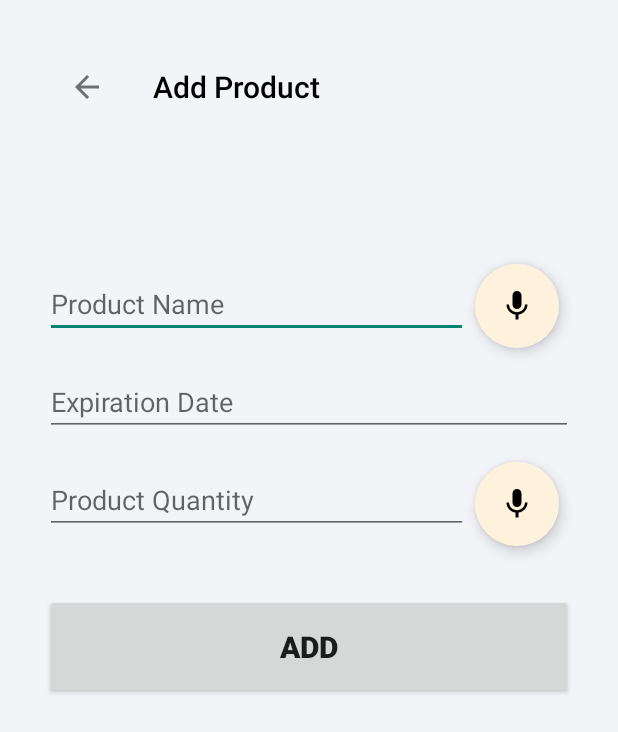
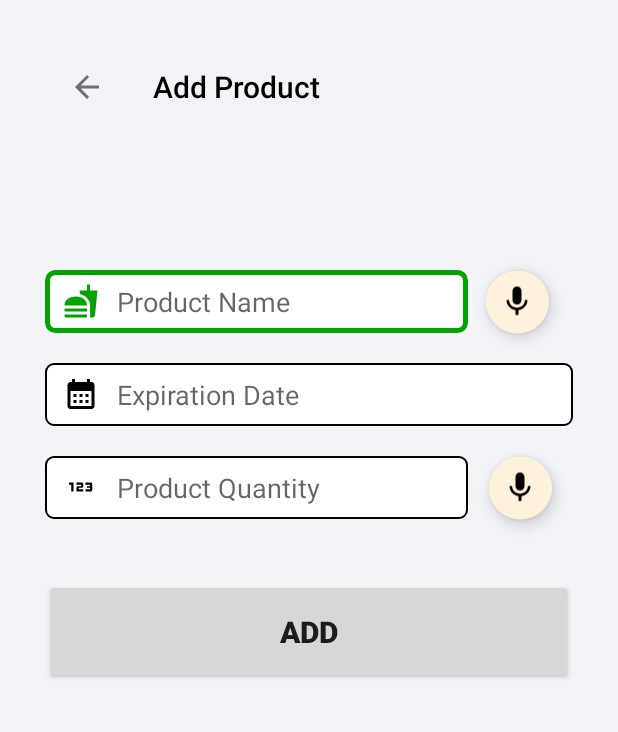
Before and after one commit to mattiabottini/RottenFridge, an Android app: the AddActivity screen opened directly, with no data from a screen before it, on a phone screen of 412 x 824 dp. Shown: the top 732 px of the screen. Run offline under Robolectric (Android 15) with nearby library versions, the phone set to English and light mode, and no system bars.

```diff
--- a/app/src/main/java/com/MattiaBottini/rottenfridge/AddActivity.java
+++ b/app/src/main/java/com/MattiaBottini/rottenfridge/AddActivity.java
@@ -3,6 +3,7 @@ package com.MattiaBottini.rottenfridge;
 import androidx.annotation.Nullable;
 import androidx.appcompat.app.AppCompatActivity;
 import androidx.appcompat.widget.Toolbar;
+import androidx.core.content.ContextCompat;
 
 import android.app.DatePickerDialog;
 import android.content.ActivityNotFoundException;
@@ -97,6 +98,8 @@ public class AddActivity extends AppCompatActivity {
             @Override
             public void onClick(View view) {
                 new DatePickerDialog(AddActivity.this,date,myCalendar.get(Calendar.YEAR),myCalendar.get(Calendar.MONTH),myCalendar.get(Calendar.DAY_OF_MONTH)).show();
+                expiration_input.setBackground(ContextCompat.getDrawable(getApplicationContext(), R.drawable.custom_input_date));
+                expiration_input.setCompoundDrawablesWithIntrinsicBounds(ContextCompat.getDrawable(getApplicationContext(),R.drawable.ic_baseline_calendar_month_focused), null, null, null);
             }
         });
 
@@ -125,6 +128,8 @@ public class AddActivity extends AppCompatActivity {
         String myFormat="dd/MM/yyyy";
         SimpleDateFormat dateFormat=new SimpleDateFormat(myFormat, Locale.ITALIAN);
         expiration_input.setText(dateFormat.format(myCalendar.getTime()));
+        expiration_input.setBackground(ContextCompat.getDrawable(getApplicationContext(), R.drawable.custom_input));
+        expiration_input.setCompoundDrawablesWithIntrinsicBounds(ContextCompat.getDrawable(getApplicationContext(),R.drawable.ic_baseline_calendar_month_24), null, null, null);
     }
 
     @Override
--- a/app/src/main/java/com/MattiaBottini/rottenfridge/MainActivity.java
+++ b/app/src/main/java/com/MattiaBottini/rottenfridge/MainActivity.java
@@ -61,7 +61,8 @@ public class MainActivity extends AppCompatActivity{
     protected void onCreate(Bundle savedInstanceState) {
         super.onCreate(savedInstanceState);
         setContentView(R.layout.activity_main);
-        adView = findViewById(R.id.adView);
+
+        /* adView = findViewById(R.id.adView);
         AdRequest adRequest = new AdRequest.Builder().build();
         adView.loadAd(adRequest);
         MobileAds.initialize(this, new OnInitializationCompleteListener() {
@@ -103,6 +104,7 @@ public class MainActivity extends AppCompatActivity{
                 // covers the screen.
             }
         });
+         */
         recyclerView=findViewById(R.id.recyclerView);
         toolbar=findViewById(R.id.Toolbar);
         setSupportActionBar(toolbar);
--- a/app/src/main/java/com/MattiaBottini/rottenfridge/ProductsActivity.java
+++ b/app/src/main/java/com/MattiaBottini/rottenfridge/ProductsActivity.java
@@ -58,7 +58,7 @@ public class ProductsActivity extends AppCompatActivity {
         super.onCreate(savedInstanceState);
         setContentView(R.layout.activity_products);
 
-        adView = findViewById(R.id.adView);
+       /* adView = findViewById(R.id.adView);
         AdRequest adRequest = new AdRequest.Builder().build();
         adView.loadAd(adRequest);
         MobileAds.initialize(this, new OnInitializationCompleteListener() {
@@ -100,7 +100,7 @@ public class ProductsActivity extends AppCompatActivity {
                 // covers the screen.
             }
         });
-
+        */
 
         toolbar=findViewById(R.id.Toolbar);
         toolbar.setTitle("");
--- a/app/src/main/java/com/MattiaBottini/rottenfridge/UpdateActivity.java
+++ b/app/src/main/java/com/MattiaBottini/rottenfridge/UpdateActivity.java
@@ -3,6 +3,7 @@ package com.MattiaBottini.rottenfridge;
 import androidx.annotation.Nullable;
 import androidx.appcompat.app.AppCompatActivity;
 import androidx.appcompat.widget.Toolbar;
+import androidx.core.content.ContextCompat;
 
 import android.app.DatePickerDialog;
 import android.content.ActivityNotFoundException;
@@ -58,6 +59,8 @@ public class UpdateActivity extends AppCompatActivity {
             @Override
             public void onClick(View view) {
                 new DatePickerDialog(UpdateActivity.this,date,myCalendar.get(Calendar.YEAR),myCalendar.get(Calendar.MONTH),myCalendar.get(Calendar.DAY_OF_MONTH)).show();
+                exp_input.setBackground(ContextCompat.getDrawable(getApplicationContext(), R.drawable.custom_input_date));
+                exp_input.setCompoundDrawablesWithIntrinsicBounds(ContextCompat.getDrawable(getApplicationContext(),R.drawable.ic_baseline_calendar_month_focused), null, null, null);
             }
         });
 
@@ -146,6 +149,8 @@ public class UpdateActivity extends AppCompatActivity {
         String myFormat="dd/MM/yyyy";
         SimpleDateFormat dateFormat=new SimpleDateFormat(myFormat, Locale.ITALIAN);
         exp_input.setText(dateFormat.format(myCalendar.getTime()));
+        exp_input.setBackground(ContextCompat.getDrawable(getApplicationContext(), R.drawable.custom_input));
+        exp_input.setCompoundDrawablesWithIntrinsicBounds(ContextCompat.getDrawable(getApplicationContext(),R.drawable.ic_baseline_calendar_month_24), null, null, null);
     }
 
     @Override
--- /dev/null
+++ b/app/src/main/res/drawable/custom_123_icon.xml
@@ -0,0 +1,10 @@
+<?xml version="1.0" encoding="utf-8"?>
+<selector xmlns:android="http://schemas.android.com/apk/res/android">
+
+    <item android:state_focused="true"
+        android:drawable="@drawable/ic_baseline_123_focused"/>
+
+    <item android:state_focused="false"
+        android:drawable="@drawable/ic_baseline_123_24"/>
+
+</selector>
--- /dev/null
+++ b/app/src/main/res/drawable/custom_food_icon.xml
@@ -0,0 +1,10 @@
+<?xml version="1.0" encoding="utf-8"?>
+<selector xmlns:android="http://schemas.android.com/apk/res/android">
+
+    <item android:state_focused="true"
+        android:drawable="@drawable/ic_baseline_fastfood_focused"/>
+
+    <item android:state_focused="false"
+        android:drawable="@drawable/ic_baseline_fastfood"/>
+
+</selector>
--- /dev/null
+++ b/app/src/main/res/drawable/custom_input.xml
@@ -0,0 +1,21 @@
+<?xml version="1.0" encoding="utf-8"?>
+<selector xmlns:android="http://schemas.android.com/apk/res/android">
+
+    <item android:state_enabled="true" android:state_focused="true">
+        <shape android:shape="rectangle">
+            <solid android:color="@color/white"/>
+            <corners android:radius="5dp"/>
+            <stroke android:color="@color/green" android:width="3dp"/>
+        </shape>
+    </item>
+
+    <item android:state_enabled="true">
+        <shape android:shape="rectangle">
+            <solid android:color="@color/white"/>
+            <corners android:radius="5dp"/>
+            <stroke android:color="@color/black" android:width="1dp"/>
+        </shape>
+    </item>
+
+
+</selector>
--- /dev/null
+++ b/app/src/main/res/drawable/custom_input_date.xml
@@ -0,0 +1,11 @@
+<?xml version="1.0" encoding="utf-8"?>
+<selector xmlns:android="http://schemas.android.com/apk/res/android">
+
+    <item android:state_enabled="true">
+        <shape android:shape="rectangle">
+            <solid android:color="@color/white"/>
+            <corners android:radius="5dp"/>
+            <stroke android:color="@color/green" android:width="3dp"/>
+        </shape>
+    </item>
+</selector>
--- /dev/null
+++ b/app/src/main/res/drawable/ic_baseline_123_24.xml
@@ -0,0 +1,5 @@
+<vector android:height="24dp" android:tint="#000000"
+    android:viewportHeight="24" android:viewportWidth="24"
+    android:width="24dp" xmlns:android="http://schemas.android.com/apk/res/android">
+    <path android:fillColor="@android:color/white" android:pathData="M7,15H5.5v-4.5H4V9h3V15zM13.5,13.5h-3v-1h2c0.55,0 1,-0.45 1,-1V10c0,-0.55 -0.45,-1 -1,-1H9v1.5h3v1h-2c-0.55,0 -1,0.45 -1,1V15h4.5V13.5zM19.5,14v-4c0,-0.55 -0.45,-1 -1,-1H15v1.5h3v1h-2v1h2v1h-3V15h3.5C19.05,15 19.5,14.55 19.5,14z"/>
+</vector>
--- /dev/null
+++ b/app/src/main/res/drawable/ic_baseline_123_focused.xml
@@ -0,0 +1,5 @@
+<vector android:height="24dp" android:tint="#00A300"
+    android:viewportHeight="24" android:viewportWidth="24"
+    android:width="24dp" xmlns:android="http://schemas.android.com/apk/res/android">
+    <path android:fillColor="@android:color/white" android:pathData="M7,15H5.5v-4.5H4V9h3V15zM13.5,13.5h-3v-1h2c0.55,0 1,-0.45 1,-1V10c0,-0.55 -0.45,-1 -1,-1H9v1.5h3v1h-2c-0.55,0 -1,0.45 -1,1V15h4.5V13.5zM19.5,14v-4c0,-0.55 -0.45,-1 -1,-1H15v1.5h3v1h-2v1h2v1h-3V15h3.5C19.05,15 19.5,14.55 19.5,14z"/>
+</vector>
--- /dev/null
+++ b/app/src/main/res/drawable/ic_baseline_calendar_month_24.xml
@@ -0,0 +1,5 @@
+<vector android:height="24dp" android:tint="#000000"
+    android:viewportHeight="24" android:viewportWidth="24"
+    android:width="24dp" xmlns:android="http://schemas.android.com/apk/res/android">
+    <path android:fillColor="@android:color/white" android:pathData="M19,4h-1V2h-2v2H8V2H6v2H5C3.89,4 3.01,4.9 3.01,6L3,20c0,1.1 0.89,2 2,2h14c1.1,0 2,-0.9 2,-2V6C21,4.9 20.1,4 19,4zM19,20H5V10h14V20zM9,14H7v-2h2V14zM13,14h-2v-2h2V14zM17,14h-2v-2h2V14zM9,18H7v-2h2V18zM13,18h-2v-2h2V18zM17,18h-2v-2h2V18z"/>
+</vector>
--- /dev/null
+++ b/app/src/main/res/drawable/ic_baseline_calendar_month_focused.xml
@@ -0,0 +1,5 @@
+<vector android:height="24dp" android:tint="#00A300"
+    android:viewportHeight="24" android:viewportWidth="24"
+    android:width="24dp" xmlns:android="http://schemas.android.com/apk/res/android">
+    <path android:fillColor="@android:color/white" android:pathData="M19,4h-1V2h-2v2H8V2H6v2H5C3.89,4 3.01,4.9 3.01,6L3,20c0,1.1 0.89,2 2,2h14c1.1,0 2,-0.9 2,-2V6C21,4.9 20.1,4 19,4zM19,20H5V10h14V20zM9,14H7v-2h2V14zM13,14h-2v-2h2V14zM17,14h-2v-2h2V14zM9,18H7v-2h2V18zM13,18h-2v-2h2V18zM17,18h-2v-2h2V18z"/>
+</vector>
--- /dev/null
+++ b/app/src/main/res/drawable/ic_baseline_fastfood.xml
@@ -0,0 +1,5 @@
+<vector android:height="24dp" android:tint="#000000"
+    android:viewportHeight="24" android:viewportWidth="24"
+    android:width="24dp" xmlns:android="http://schemas.android.com/apk/res/android">
+    <path android:fillColor="@android:color/white" android:pathData="M18.06,22.99h1.66c0.84,0 1.53,-0.64 1.63,-1.46L23,5.05h-5L18,1h-1.97v4.05h-4.97l0.3,2.34c1.71,0.47 3.31,1.32 4.27,2.26 1.44,1.42 2.43,2.89 2.43,5.29v8.05zM1,21.99L1,21h15.03v0.99c0,0.55 -0.45,1 -1.01,1L2.01,22.99c-0.56,0 -1.01,-0.45 -1.01,-1zM16.03,14.99c0,-8 -15.03,-8 -15.03,0h15.03zM1.02,17h15v2h-15z"/>
+</vector>
--- /dev/null
+++ b/app/src/main/res/drawable/ic_baseline_fastfood_focused.xml
@@ -0,0 +1,5 @@
+<vector android:height="24dp" android:tint="#00A300"
+    android:viewportHeight="24" android:viewportWidth="24"
+    android:width="24dp" xmlns:android="http://schemas.android.com/apk/res/android">
+    <path android:fillColor="@android:color/white" android:pathData="M18.06,22.99h1.66c0.84,0 1.53,-0.64 1.63,-1.46L23,5.05h-5L18,1h-1.97v4.05h-4.97l0.3,2.34c1.71,0.47 3.31,1.32 4.27,2.26 1.44,1.42 2.43,2.89 2.43,5.29v8.05zM1,21.99L1,21h15.03v0.99c0,0.55 -0.45,1 -1.01,1L2.01,22.99c-0.56,0 -1.01,-0.45 -1.01,-1zM16.03,14.99c0,-8 -15.03,-8 -15.03,0h15.03zM1.02,17h15v2h-15z"/>
+</vector>
--- a/app/src/main/res/layout/activity_add.xml
+++ b/app/src/main/res/layout/activity_add.xml
@@ -17,12 +17,17 @@
     <EditText
         android:id="@+id/product_name"
         android:layout_width="match_parent"
-        android:layout_height="wrap_content"
+        android:layout_height="42dp"
         android:layout_marginTop="150dp"
         android:layout_marginEnd="70dp"
+        android:background="@drawable/custom_input"
+        android:drawableStart="@drawable/custom_food_icon"
+        android:drawablePadding="12dp"
         android:ems="10"
         android:hint="Product Name"
         android:inputType="textPersonName"
+        android:paddingStart="12dp"
+        android:paddingEnd="12dp"
         app:layout_constraintEnd_toEndOf="parent"
         app:layout_constraintStart_toStartOf="parent"
         app:layout_constraintTop_toTopOf="parent" />
@@ -31,15 +36,20 @@
     <EditText
         android:id="@+id/product_expirationDate"
         android:layout_width="match_parent"
-        android:layout_height="wrap_content"
+        android:layout_height="42dp"
         android:layout_marginTop="20dp"
+        android:background="@drawable/custom_input"
         android:clickable="false"
         android:cursorVisible="false"
+        android:drawableStart="@drawable/ic_baseline_calendar_month_24"
+        android:drawablePadding="12dp"
         android:ems="10"
         android:focusable="false"
         android:focusableInTouchMode="false"
         android:hint="Expiration Date"
         android:inputType="date"
+        android:paddingStart="12dp"
+        android:paddingEnd="12dp"
         app:layout_constraintEnd_toEndOf="parent"
         app:layout_constraintStart_toStartOf="parent"
         app:layout_constraintTop_toBottomOf="@+id/product_name" />
@@ -47,12 +57,17 @@
     <EditText
         android:id="@+id/product_quantity"
         android:layout_width="match_parent"
-        android:layout_height="wrap_content"
+        android:layout_height="42dp"
         android:layout_marginTop="20dp"
         android:layout_marginEnd="70dp"
+        android:background="@drawable/custom_input"
+        android:drawableStart="@drawable/custom_123_icon"
+        android:drawablePadding="12dp"
         android:ems="10"
         android:hint="Product Quantity"
         android:inputType="number"
+        android:paddingStart="12dp"
+        android:paddingEnd="12dp"
         app:layout_constraintEnd_toEndOf="parent"
         app:layout_constraintStart_toStartOf="parent"
         app:layout_constraintTop_toBottomOf="@+id/product_expirationDate" />
@@ -71,33 +86,34 @@
 
     <com.google.android.material.floatingactionbutton.FloatingActionButton
         android:id="@+id/micButtonName"
-        android:layout_width="wrap_content"
-        android:layout_height="wrap_content"
-        android:layout_marginStart="30dp"
-        android:layout_marginTop="90dp"
-        android:layout_marginEnd="35dp"
-        android:layout_marginBottom="13dp"
+        android:layout_width="42dp"
+        android:layout_height="42dp"
+        android:layout_marginStart="20dp"
+        android:layout_marginTop="165dp"
+        android:layout_marginEnd="22dp"
+        android:backgroundTint="@color/lightYellow"
         android:clickable="true"
-        android:backgroundTint="@color/lightYellow"
+        android:translationX="-8dp"
+        android:translationY="-15dp"
         app:borderWidth="0dp"
-        app:layout_constraintBottom_toTopOf="@+id/product_expirationDate"
+        app:fabCustomSize="42dp"
         app:layout_constraintEnd_toEndOf="parent"
+        app:layout_constraintHorizontal_bias="0.0"
         app:layout_constraintStart_toEndOf="@+id/product_name"
-        app:layout_constraintTop_toBottomOf="@+id/Toolbar"
+        app:layout_constraintTop_toTopOf="parent"
         app:srcCompat="@drawable/ic_baseline_mic_24" />
 
     <com.google.android.material.floatingactionbutton.FloatingActionButton
         android:id="@+id/micButtonQuantity"
-        android:layout_width="wrap_content"
-        android:layout_height="wrap_content"
-        android:layout_marginStart="30dp"
-        android:layout_marginTop="17dp"
-        android:layout_marginEnd="35dp"
-        android:layout_marginBottom="32dp"
+        android:layout_width="42dp"
+        android:layout_height="42dp"
+        android:layout_marginTop="25dp"
+        android:layout_marginBottom="40dp"
+        android:backgroundTint="@color/lightYellow"
         android:clickable="true"
-        android:backgroundTint="@color/lightYellow"
+        android:translationY="-5dp"
         app:borderWidth="0dp"
-        app:layout_constraintBottom_toTopOf="@+id/add_Button"
+        app:fabCustomSize="42dp"
         app:layout_constraintEnd_toEndOf="parent"
         app:layout_constraintStart_toEndOf="@+id/product_quantity"
         app:layout_constraintTop_toBottomOf="@+id/product_expirationDate"
--- a/app/src/main/res/values/colors.xml
+++ b/app/src/main/res/values/colors.xml
@@ -10,4 +10,5 @@
     <color name="lightYellow">#fff2dd</color>
     <color name="darkGrey">#454545</color>
     <color name="navBar">#f2f4f8</color>
+    <color name = "green">#00A300</color>
 </resources>
```
Also changed, not shown: app/src/main/AndroidManifest.xml (+23 -0 lines), app/src/main/res/layout/activity_update.xml (+35 -18 lines).
